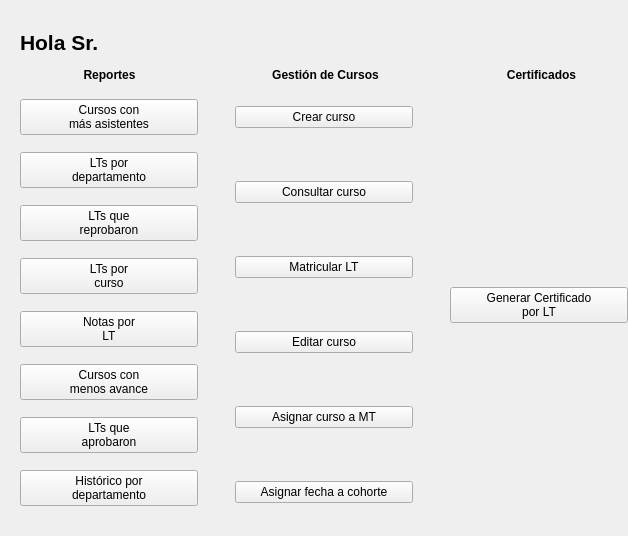
The window that SGC/Vista/vistacoordinador.ui (fernandosanchez1128/SGC) describes before a commit, drawn with Qt 5.
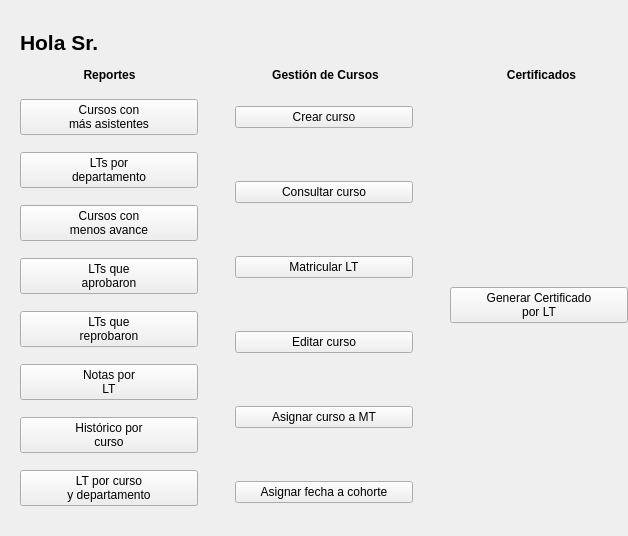
The same window after the commit.

```diff
--- a/SGC/Vista/vistacoordinador.ui
+++ b/SGC/Vista/vistacoordinador.ui
@@ -74,30 +74,6 @@
          </property>
         </widget>
        </item>
-       <item>
-        <widget class="QPushButton" name="btLTReprobaron">
-         <property name="text">
-          <string>LTs que
-reprobaron</string>
-         </property>
-        </widget>
-       </item>
-       <item>
-        <widget class="QPushButton" name="btLTCurso">
-         <property name="text">
-          <string>LTs por
-curso</string>
-         </property>
-        </widget>
-       </item>
-       <item>
-        <widget class="QPushButton" name="btNotasLT">
-         <property name="text">
-          <string>Notas por
-LT</string>
-         </property>
-        </widget>
-       </item>
        <item>
         <widget class="QPushButton" name="btCursosAvance">
          <property name="minimumSize">
@@ -121,10 +97,34 @@
         </widget>
        </item>
        <item>
-        <widget class="QPushButton" name="btHistoricoDpto">
+        <widget class="QPushButton" name="btLTReprobaron">
+         <property name="text">
+          <string>LTs que
+reprobaron</string>
+         </property>
+        </widget>
+       </item>
+       <item>
+        <widget class="QPushButton" name="btNotasLT">
+         <property name="text">
+          <string>Notas por
+LT</string>
+         </property>
+        </widget>
+       </item>
+       <item>
+        <widget class="QPushButton" name="btLTCurso">
          <property name="text">
           <string>Histórico por
-departamento</string>
+curso</string>
+         </property>
+        </widget>
+       </item>
+       <item>
+        <widget class="QPushButton" name="btHistoricoDpto">
+         <property name="text">
+          <string>LT por curso
+y departamento</string>
          </property>
         </widget>
        </item>
```
